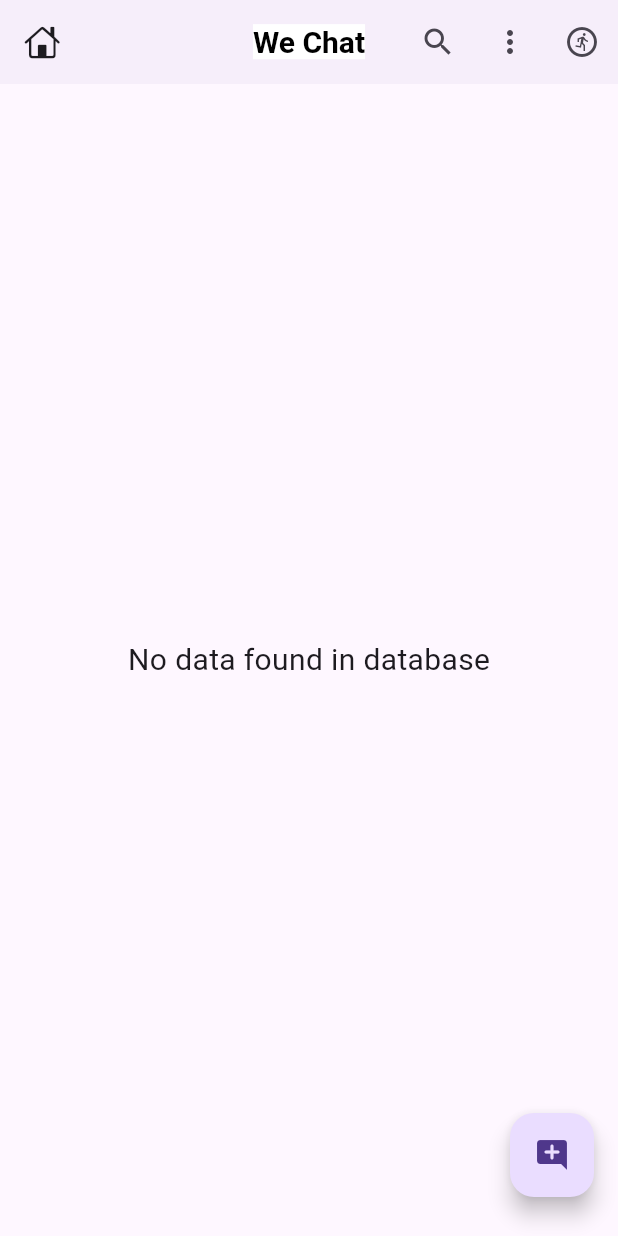
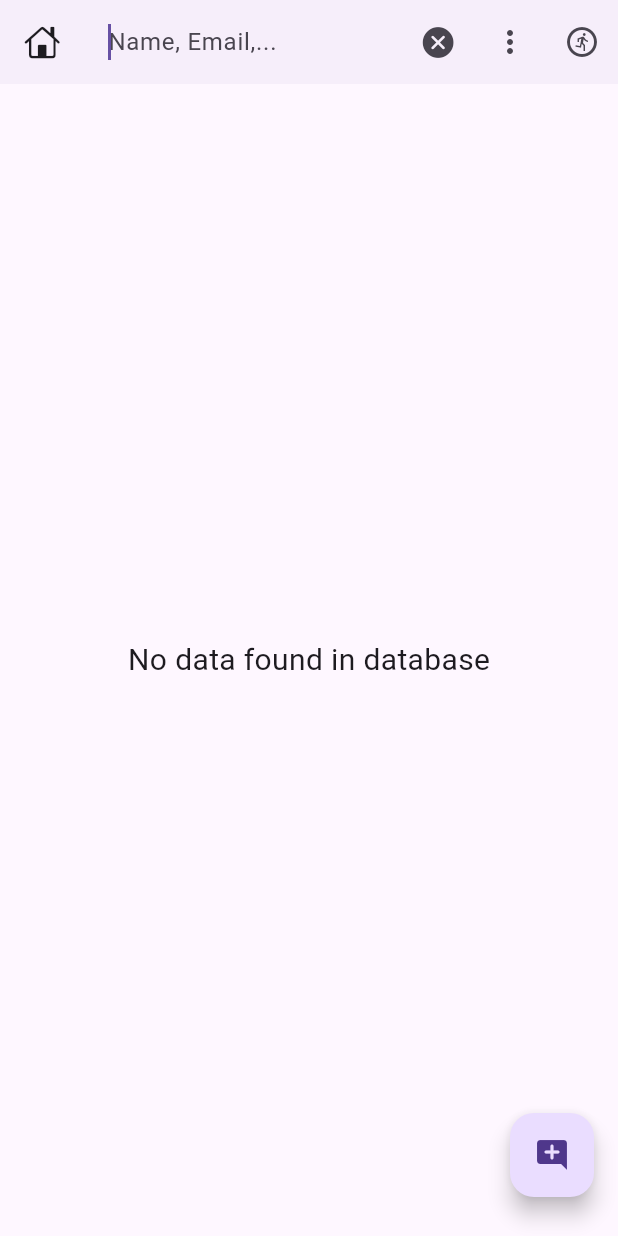
Before and after one commit to gtmpras/we_chat, a Flutter app: the HomeScreen screen opened directly, after a tap on the "search" icon, on a phone screen of 412 x 824 dp. Run offline on Flutter 3.47's test engine with Material 3 defaults, Android fonts, the phone set to English and light mode, and no system bars; our stand-ins replace cached_network_image, cloud_firestore, firebase_auth, firebase_core, google_sign_in; accounts and stored records are empty.

Commit message:
User Search Feature

```diff
--- a/lib/screens/home_screen.dart
+++ b/lib/screens/home_screen.dart
@@ -13,19 +13,22 @@ import '../models/chat_user_models.dart';
 class HomeScreen extends StatefulWidget {
   const HomeScreen({super.key});
 
-
   @override
   State<HomeScreen> createState() => _HomeScreenState();
 }
-_signOut()async{
+
+_signOut() async {
   await APIs.auth.signOut();
   await GoogleSignIn().signOut();
 }
 
+class _HomeScreenState extends State<HomeScreen> {
+  //for storing all users
+  List<ChatUserModel> _list = [];
+  List<ChatUserModel> _searchList = [];
 
-class _HomeScreenState extends State<HomeScreen> {
-
-  List<ChatUserModel> list = [];
+  //for storing search status
+  bool _isSearching = false;
 
   @override
   void initState() {
@@ -39,18 +42,49 @@ class _HomeScreenState extends State<HomeScreen> {
     return Scaffold(
       appBar: AppBar(
         leading: Icon(CupertinoIcons.home),
-        title: Text(title),
+        title: _isSearching? TextField(
+          decoration: InputDecoration(
+            border: InputBorder.none,
+            hintText: 'Name, Email,...',
+          ),
+          autofocus: true,
+          style: TextStyle(fontSize:16,letterSpacing: 0.5),
+          onChanged: (val){
+            //search logic
+          _searchList.clear();
+          for (var i in _list){
+            if(i.name.contains(val.toLowerCase()) || i.email.contains(val.toLowerCase())){
+              _searchList.add(i);
+            }
+            setState(() {
+              _searchList;
+            });
+          }
+          },
+        ):Text(title),
         actions: [
-          IconButton(onPressed: (){},
-          icon: Icon(Icons.search)),
-          IconButton(onPressed: (){
-            Navigator.push(context, MaterialPageRoute(builder: (_)=>ProfileScreen(user: APIs.me)));
+          IconButton(
+              onPressed: () {
+                setState(() {
+                  _isSearching = !_isSearching;
+                });
+              },
+              icon: Icon(_isSearching
+                  ? CupertinoIcons.clear_circled_solid
+                  : Icons.search)),
+          IconButton(
+              onPressed: () {
+                Navigator.push(
+                    context,
+                    MaterialPageRoute(
+                        builder: (_) => ProfileScreen(user: APIs.me)));
               },
               icon: Icon(Icons.more_vert)),
-          IconButton(onPressed: (){
+          IconButton(
+              onPressed: () {
                 _signOut();
-            Navigator.push(context,
-            MaterialPageRoute(builder: (_)=>LoginScreen()));
+                Navigator.push(
+                    context, MaterialPageRoute(builder: (_) => LoginScreen()));
                 print('Logged Out Successfully');
               },
               icon: Icon(Icons.run_circle_outlined)),
@@ -58,15 +92,17 @@ class _HomeScreenState extends State<HomeScreen> {
       ),
 
       floatingActionButton: Padding(
-        padding: const EdgeInsets.only(bottom:10.0),
-        child: FloatingActionButton(onPressed: (){},
-        child: Icon(Icons.add_comment_rounded),),
+        padding: const EdgeInsets.only(bottom: 10.0),
+        child: FloatingActionButton(
+          onPressed: () {},
+          child: Icon(Icons.add_comment_rounded),
+        ),
       ),
 //fetching data from cloud firestore firebase.
       body: StreamBuilder(
           stream: APIs.getAllUser(),
-        builder: (context, snapshot){
-          switch(snapshot.connectionState){
+          builder: (context, snapshot) {
+            switch (snapshot.connectionState) {
               //if some time takes exectue this
               case ConnectionState.waiting:
               case ConnectionState.none:
@@ -76,30 +112,31 @@ class _HomeScreenState extends State<HomeScreen> {
               //if data is loaded then execute this
               case ConnectionState.active:
               case ConnectionState.done:
+                final data = snapshot.data?.docs;
+                _list = data
+                        ?.map((e) => ChatUserModel.fromJson(e.data()))
+                        .toList() ??
+                    [];
 
-
-            final data = snapshot.data?.docs;
-            list = data?.map((e)=> ChatUserModel.fromJson(e.data())).toList()??[];
-
-          if(list.isNotEmpty){
-
+                if (_list.isNotEmpty) {
                   return Container(
                     child: ListView.builder(
                         padding: EdgeInsets.only(top: mq.height * .01),
-            itemCount: list.length,
+                        itemCount:_isSearching? _searchList.length: _list.length,
                         physics: BouncingScrollPhysics(),
-            itemBuilder: (context,index){
-            return ChatUserCard(user: list[index]);
-
+                        itemBuilder: (context, index) {
+                          return ChatUserCard(user:_isSearching? _searchList[index]: _list[index]);
                         }),
                   );
-          }else{
-            return
-            Center(child: Text(emptycolud_store,style:TextStyle(fontSize: 20),));
+                } else {
+                  return Center(
+                      child: Text(
+                    emptycolud_store,
+                    style: TextStyle(fontSize: 20),
+                  ));
                 }
             }
-        }
-      ),
+          }),
     );
   }
 }
```
Lines whose indentation alone changed are shown as unchanged.
